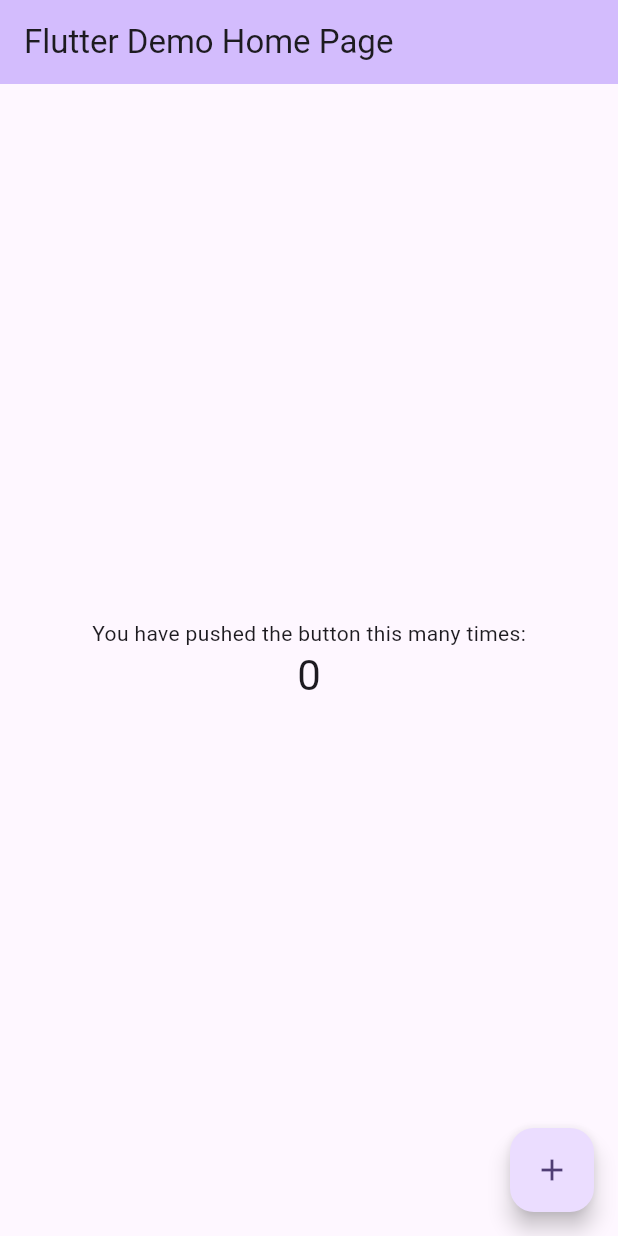
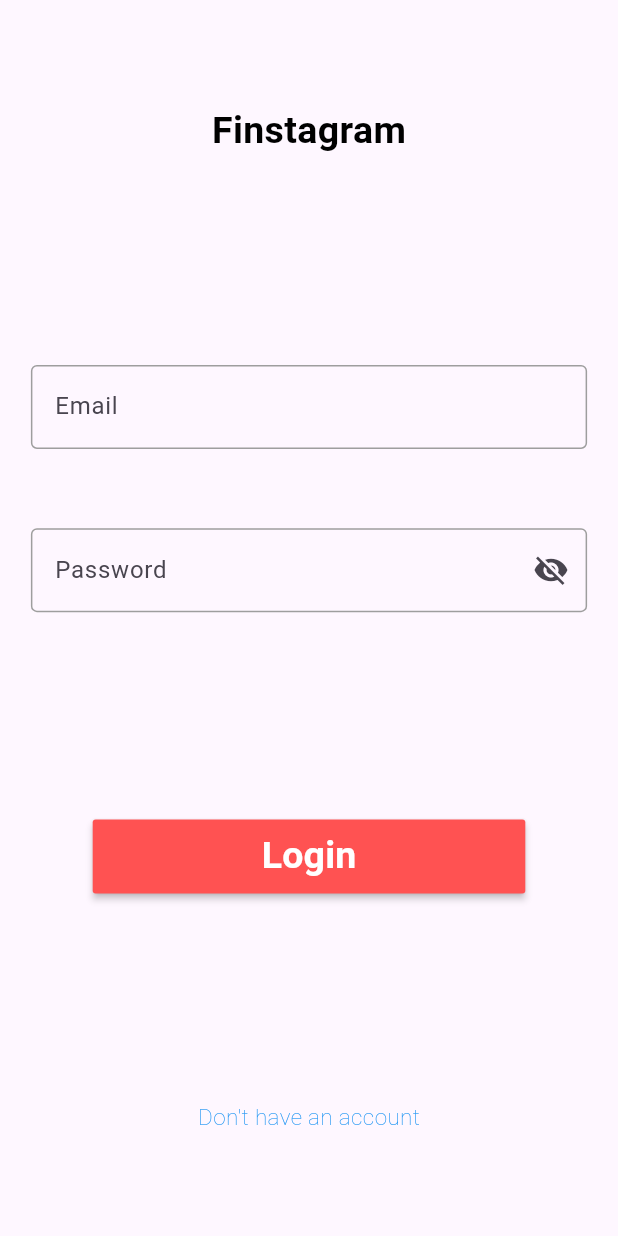
Before and after one commit to arkar-00/Finstagram, a Flutter app: the screen it shows after launch, on a phone screen of 412 x 824 dp. Run offline on Flutter 3.47's test engine with Material 3 defaults, Android fonts, the phone set to English and light mode, and no system bars; our stand-ins replace file_picker; missing offline and left inert: dart:ffi.

Commit message:
feat: login and register pages

```diff
--- a/lib/main.dart
+++ b/lib/main.dart
@@ -1,3 +1,5 @@
+import 'package:finstagram/pages/login_page.dart';
+import 'package:finstagram/pages/register_page.dart';
 import 'package:flutter/material.dart';
 
 void main() {
@@ -11,112 +13,13 @@ class MyApp extends StatelessWidget {
   @override
   Widget build(BuildContext context) {
     return MaterialApp(
-      title: 'Flutter Demo',
-      theme: ThemeData(
-        // This is the theme of your application.
-        //
-        // TRY THIS: Try running your application with "flutter run". You'll see
-        // the application has a purple toolbar. Then, without quitting the app,
-        // try changing the seedColor in the colorScheme below to Colors.green
-        // and then invoke "hot reload" (save your changes or press the "hot
-        // reload" button in a Flutter-supported IDE, or press "r" if you used
-        // the command line to start the app).
-        //
-        // Notice that the counter didn't reset back to zero; the application
-        // state is not lost during the reload. To reset the state, use hot
-        // restart instead.
-        //
-        // This works for code too, not just values: Most code changes can be
-        // tested with just a hot reload.
-        colorScheme: ColorScheme.fromSeed(seedColor: Colors.deepPurple),
-      ),
-      home: const MyHomePage(title: 'Flutter Demo Home Page'),
+      title: 'Finstagram',
+      theme: ThemeData(primarySwatch: Colors.red),
+      initialRoute: 'login',
+      routes: {
+        'register': (context) => RegisterPage(),
+        'login': (context) => LoginPage(),
+      },
     );
   }
 }
-
-class MyHomePage extends StatefulWidget {
-  const MyHomePage({super.key, required this.title});
-
-  // This widget is the home page of your application. It is stateful, meaning
-  // that it has a State object (defined below) that contains fields that affect
-  // how it looks.
-
-  // This class is the configuration for the state. It holds the values (in this
-  // case the title) provided by the parent (in this case the App widget) and
-  // used by the build method of the State. Fields in a Widget subclass are
-  // always marked "final".
-
-  final String title;
-
-  @override
-  State<MyHomePage> createState() => _MyHomePageState();
-}
-
-class _MyHomePageState extends State<MyHomePage> {
-  int _counter = 0;
-
-  void _incrementCounter() {
-    setState(() {
-      // This call to setState tells the Flutter framework that something has
-      // changed in this State, which causes it to rerun the build method below
-      // so that the display can reflect the updated values. If we changed
-      // _counter without calling setState(), then the build method would not be
-      // called again, and so nothing would appear to happen.
-      _counter++;
-    });
-  }
-
-  @override
-  Widget build(BuildContext context) {
-    // This method is rerun every time setState is called, for instance as done
-    // by the _incrementCounter method above.
-    //
-    // The Flutter framework has been optimized to make rerunning build methods
-    // fast, so that you can just rebuild anything that needs updating rather
-    // than having to individually change instances of widgets.
-    return Scaffold(
-      appBar: AppBar(
-        // TRY THIS: Try changing the color here to a specific color (to
-        // Colors.amber, perhaps?) and trigger a hot reload to see the AppBar
-        // change color while the other colors stay the same.
-        backgroundColor: Theme.of(context).colorScheme.inversePrimary,
-        // Here we take the value from the MyHomePage object that was created by
-        // the App.build method, and use it to set our appbar title.
-        title: Text(widget.title),
-      ),
-      body: Center(
-        // Center is a layout widget. It takes a single child and positions it
-        // in the middle of the parent.
-        child: Column(
-          // Column is also a layout widget. It takes a list of children and
-          // arranges them vertically. By default, it sizes itself to fit its
-          // children horizontally, and tries to be as tall as its parent.
-          //
-          // Column has various properties to control how it sizes itself and
-          // how it positions its children. Here we use mainAxisAlignment to
-          // center the children vertically; the main axis here is the vertical
-          // axis because Columns are vertical (the cross axis would be
-          // horizontal).
-          //
-          // TRY THIS: Invoke "debug painting" (choose the "Toggle Debug Paint"
-          // action in the IDE, or press "p" in the console), to see the
-          // wireframe for each widget.
-          mainAxisAlignment: MainAxisAlignment.center,
-          children: <Widget>[
-            const Text('You have pushed the button this many times:'),
-            Text(
-              '$_counter',
-              style: Theme.of(context).textTheme.headlineMedium,
-            ),
-          ],
-        ),
-      ),
-      floatingActionButton: FloatingActionButton(
-        onPressed: _incrementCounter,
-        tooltip: 'Increment',
-        child: const Icon(Icons.add),
-      ), // This trailing comma makes auto-formatting nicer for build methods.
-    );
-  }
-}
--- /dev/null
+++ b/lib/pages/login_page.dart
@@ -0,0 +1,171 @@
+import 'package:flutter/material.dart';
+
+class LoginPage extends StatefulWidget {
+  @override
+  State<LoginPage> createState() => _LoginPageState();
+}
+
+class _LoginPageState extends State<LoginPage> {
+  late double deviceWidth;
+  late double deviceHeight;
+
+  final _loginFormKey = GlobalKey<FormState>();
+  String? email;
+  String? password;
+  bool obscureText = true;
+
+  @override
+  Widget build(BuildContext context) {
+    deviceWidth = MediaQuery.of(context).size.width;
+    deviceHeight = MediaQuery.of(context).size.height;
+
+    return Scaffold(
+      body: SafeArea(
+        child: Padding(
+          padding: EdgeInsets.symmetric(horizontal: deviceWidth * 0.05),
+          child: Center(
+            child: Column(
+              mainAxisAlignment: MainAxisAlignment.spaceAround,
+              crossAxisAlignment: CrossAxisAlignment.center,
+              children: [
+                _buildTitle(),
+                _buildLoginForm(),
+                _buildLoginButton(),
+                _buildRegisterLink(),
+              ],
+            ),
+          ),
+        ),
+      ),
+    );
+  }
+
+  Widget _buildTitle() {
+    return const Text(
+      "Finstagram",
+      style: TextStyle(
+        color: Colors.black,
+        fontSize: 25,
+        fontWeight: FontWeight.w600,
+      ),
+    );
+  }
+
+  Widget _buildLoginForm() {
+    return SizedBox(
+      height: deviceHeight * 0.20,
+      child: Form(
+        key: _loginFormKey,
+        child: Column(
+          mainAxisAlignment: MainAxisAlignment.spaceBetween,
+          crossAxisAlignment: CrossAxisAlignment.center,
+          children: [_buildEmailField(), _buildPasswordField()],
+        ),
+      ),
+    );
+  }
+
+  Widget _buildEmailField() {
+    return TextFormField(
+      keyboardType: TextInputType.emailAddress,
+      decoration: const InputDecoration(
+        labelText: "Email",
+        floatingLabelBehavior: FloatingLabelBehavior.auto,
+        border: OutlineInputBorder(),
+        enabledBorder: OutlineInputBorder(
+          borderSide: BorderSide(color: Colors.grey),
+        ),
+        focusedBorder: OutlineInputBorder(
+          borderSide: BorderSide(color: Colors.redAccent),
+        ),
+      ),
+      onSaved: (value) => email = value,
+      validator: (value) {
+        if (value == null || value.isEmpty) {
+          return 'Please enter your email';
+        }
+        final emailRegex = RegExp(r'^[\w-\.]+@([\w-]+\.)+[\w-]{2,4}$');
+        if (!emailRegex.hasMatch(value)) {
+          return 'Please enter a valid email';
+        }
+        return null;
+      },
+    );
+  }
+
+  Widget _buildPasswordField() {
+    return TextFormField(
+      obscureText: obscureText,
+      decoration: InputDecoration(
+        labelText: "Password",
+        floatingLabelBehavior: FloatingLabelBehavior.auto,
+        border: const OutlineInputBorder(),
+        enabledBorder: const OutlineInputBorder(
+          borderSide: BorderSide(color: Colors.grey),
+        ),
+        focusedBorder: const OutlineInputBorder(
+          borderSide: BorderSide(color: Colors.redAccent),
+        ),
+        suffixIcon: IconButton(
+          icon: Icon(obscureText ? Icons.visibility_off : Icons.visibility),
+          onPressed: () => setState(() => obscureText = !obscureText),
+        ),
+      ),
+      onSaved: (value) => password = value,
+      validator: (value) {
+        if (value == null || value.isEmpty) {
+          return 'Please enter your password';
+        }
+        if (value.length < 6) {
+          return 'Password must be at least 6 characters';
+        }
+        return null;
+      },
+    );
+  }
+
+  Widget _buildLoginButton() {
+    return MaterialButton(
+      onPressed: loginUser,
+      minWidth: deviceWidth * 0.70,
+      height: deviceHeight * 0.06,
+      color: Colors.redAccent,
+      child: const Text(
+        "Login",
+        style: TextStyle(
+          color: Colors.white,
+          fontSize: 25,
+          fontWeight: FontWeight.w600,
+        ),
+      ),
+    );
+  }
+
+  Widget _buildRegisterLink() {
+    return GestureDetector(
+      onTap: () => Navigator.pushNamed(context, 'register'),
+      child: Text(
+        "Don't have an account",
+        style: TextStyle(
+          color: Colors.blue,
+          fontSize: 15,
+          fontWeight: FontWeight.w200,
+        ),
+      ),
+    );
+  }
+
+  void loginUser() {
+    if (_loginFormKey.currentState?.validate() ?? false) {
+      _loginFormKey.currentState?.save();
+
+      print('Email: $email');
+      print('Password: $password');
+
+      // TODO: Implement actual login logic here
+      ScaffoldMessenger.of(
+        context,
+      ).showSnackBar(SnackBar(content: Text('Logging in as $email')));
+    }
+  }
+}
--- a/pubspec.yaml
+++ b/pubspec.yaml
@@ -30,6 +30,7 @@ environment:
 dependencies:
   flutter:
     sdk: flutter
+  file_picker: "10.2.0"
 
   # The following adds the Cupertino Icons font to your application.
   # Use with the CupertinoIcons class for iOS style icons.
```
Also changed, not shown: lib/pages/register_page.dart (added, +211 -0 lines), pubspec.lock, 10 other files.
